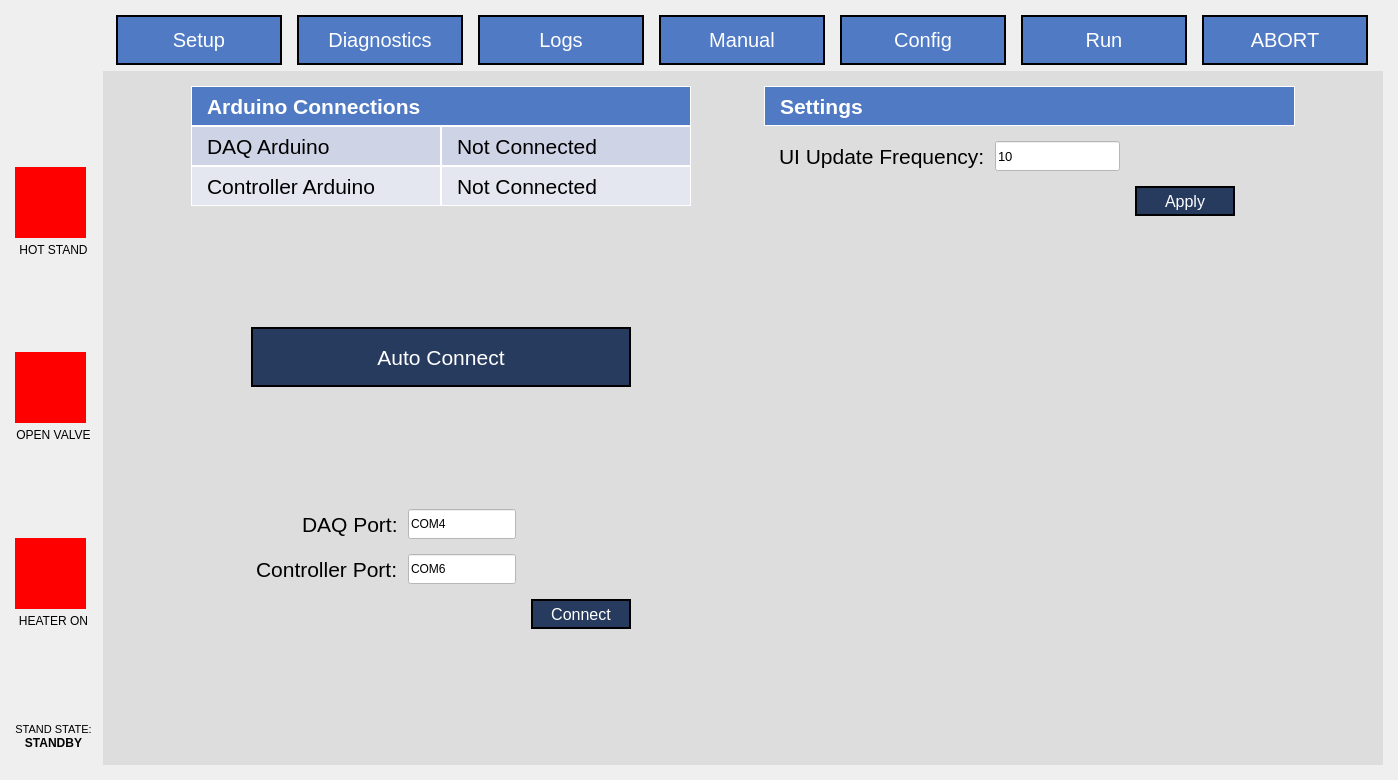
osuntp/ntp, file App/UI/QT5_Generated_UI.ui: the form before one commit.
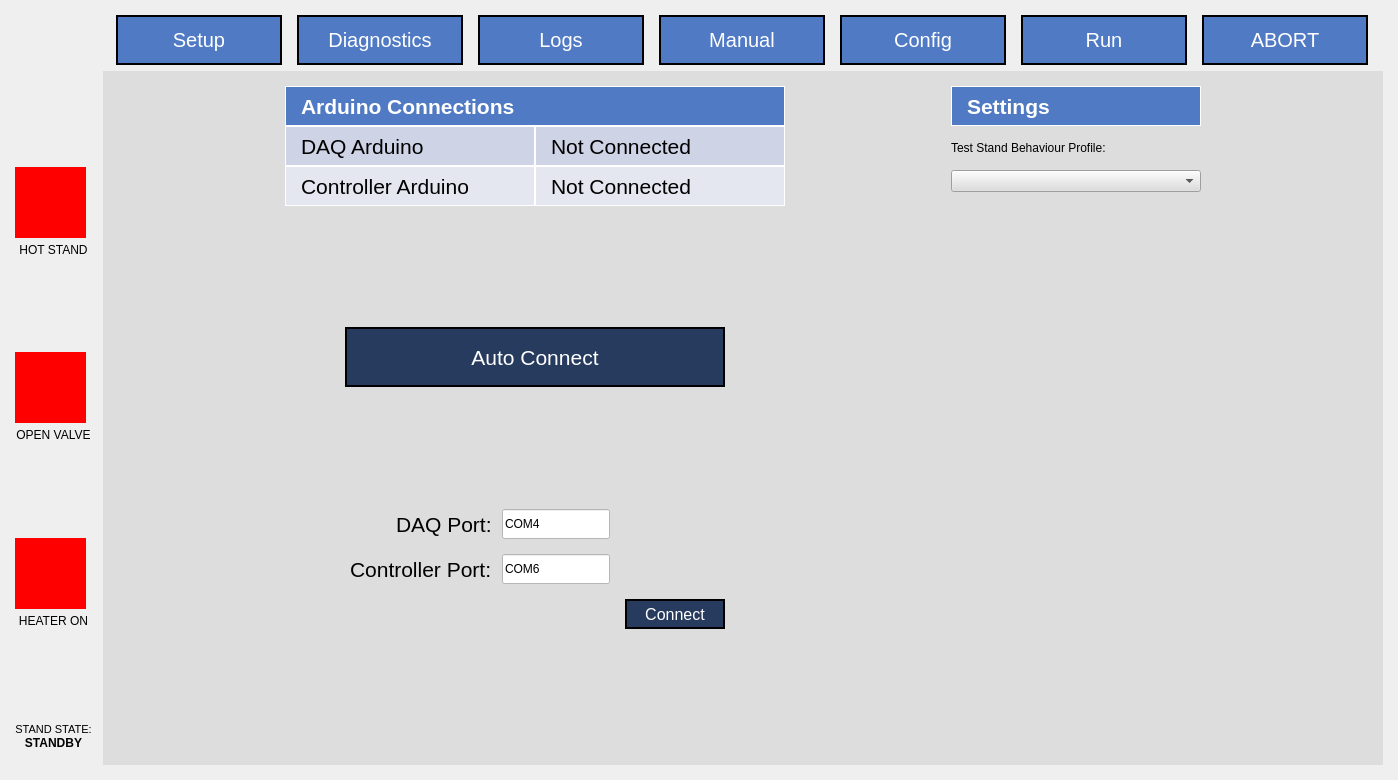
The form after the commit. The open tabs and pages were chosen to show the change. Custom widgets are drawn as their Qt base class.

Commit message: Initial commit of new test stand profile system

What changed in the file:
```diff
--- a/App/UI/QT5_Generated_UI.ui
+++ b/App/UI/QT5_Generated_UI.ui
@@ -4377,181 +4377,14 @@
              </widget>
             </item>
             <item>
-             <layout class="QHBoxLayout" name="horizontalLayout_29">
-              <property name="spacing">
-               <number>0</number>
+             <widget class="QLabel" name="label_29">
+              <property name="text">
+               <string>Test Stand Behaviour Profile:</string>
               </property>
-              <property name="topMargin">
-               <number>0</number>
-              </property>
-              <property name="bottomMargin">
-               <number>0</number>
-              </property>
-              <item>
-               <spacer name="horizontalSpacer_23">
-                <property name="orientation">
-                 <enum>Qt::Horizontal</enum>
-                </property>
-                <property name="sizeHint" stdset="0">
-                 <size>
-                  <width>15</width>
-                  <height>20</height>
-                 </size>
-                </property>
-               </spacer>
-              </item>
-              <item>
-               <widget class="QLabel" name="label_30">
-                <property name="sizePolicy">
-                 <sizepolicy hsizetype="Minimum" vsizetype="Preferred">
-                  <horstretch>0</horstretch>
-                  <verstretch>0</verstretch>
-                 </sizepolicy>
-                </property>
-                <property name="font">
-                 <font>
-                  <pointsize>16</pointsize>
-                 </font>
-                </property>
-                <property name="text">
-                 <string>UI Update Frequency:</string>
-                </property>
-               </widget>
-              </item>
-              <item>
-               <spacer name="horizontalSpacer_24">
-                <property name="orientation">
-                 <enum>Qt::Horizontal</enum>
-                </property>
-                <property name="sizeType">
-                 <enum>QSizePolicy::Fixed</enum>
-                </property>
-                <property name="sizeHint" stdset="0">
-                 <size>
-                  <width>10</width>
-                  <height>20</height>
-                 </size>
-                </property>
-               </spacer>
-              </item>
-              <item>
-               <widget class="QLineEdit" name="setup_ui_frequency_field">
-                <property name="sizePolicy">
-                 <sizepolicy hsizetype="Fixed" vsizetype="Fixed">
-                  <horstretch>0</horstretch>
-                  <verstretch>0</verstretch>
-                 </sizepolicy>
-                </property>
-                <property name="minimumSize">
-                 <size>
-                  <width>0</width>
-                  <height>30</height>
-                 </size>
-                </property>
-                <property name="font">
-                 <font>
-                  <pointsize>10</pointsize>
-                 </font>
-                </property>
-                <property name="styleSheet">
-                 <string notr="true">background-color: rgb(255, 255, 255);</string>
-                </property>
-                <property name="text">
-                 <string>10</string>
-                </property>
-               </widget>
-              </item>
-              <item>
-               <spacer name="horizontalSpacer_25">
-                <property name="orientation">
-                 <enum>Qt::Horizontal</enum>
-                </property>
-                <property name="sizeType">
-                 <enum>QSizePolicy::Fixed</enum>
-                </property>
-                <property name="sizeHint" stdset="0">
-                 <size>
-                  <width>175</width>
-                  <height>20</height>
-                 </size>
-                </property>
-               </spacer>
-              </item>
-             </layout>
+             </widget>
             </item>
             <item>
-             <layout class="QHBoxLayout" name="horizontalLayout_31">
-              <property name="spacing">
-               <number>0</number>
-              </property>
-              <property name="topMargin">
-               <number>0</number>
-              </property>
-              <property name="bottomMargin">
-               <number>0</number>
-              </property>
-              <item>
-               <spacer name="horizontalSpacer_29">
-                <property name="orientation">
-                 <enum>Qt::Horizontal</enum>
-                </property>
-                <property name="sizeType">
-                 <enum>QSizePolicy::Expanding</enum>
-                </property>
-                <property name="sizeHint" stdset="0">
-                 <size>
-                  <width>60</width>
-                  <height>20</height>
-                 </size>
-                </property>
-               </spacer>
-              </item>
-              <item>
-               <widget class="QPushButton" name="setup_apply_settings_button">
-                <property name="sizePolicy">
-                 <sizepolicy hsizetype="Fixed" vsizetype="Fixed">
-                  <horstretch>0</horstretch>
-                  <verstretch>0</verstretch>
-                 </sizepolicy>
-                </property>
-                <property name="minimumSize">
-                 <size>
-                  <width>100</width>
-                  <height>30</height>
-                 </size>
-                </property>
-                <property name="font">
-                 <font>
-                  <pointsize>12</pointsize>
-                 </font>
-                </property>
-                <property name="styleSheet">
-                 <string notr="true">color: rgb(255, 255, 255);
-background-color: rgb(39, 59, 94);
-border:2px solid black;</string>
-                </property>
-                <property name="text">
-                 <string>Apply</string>
-                </property>
-               </widget>
-              </item>
-              <item>
-               <spacer name="horizontalSpacer_30">
-                <property name="orientation">
-                 <enum>Qt::Horizontal</enum>
-                </property>
-                <property name="sizeType">
-                 <enum>QSizePolicy::Fixed</enum>
-                </property>
-                <property name="sizeHint" stdset="0">
-                 <size>
-                  <width>60</width>
-                  <height>20</height>
-                 </size>
-                </property>
-               </spacer>
-              </item>
-             </layout>
+             <widget class="QComboBox" name="setup_teststand_behaviour_field"/>
             </item>
             <item>
              <spacer name="verticalSpacer_31">
```
Left out of the diff: 6 changed lines with no effect on the pictures. The commit also changes 11 other files.
